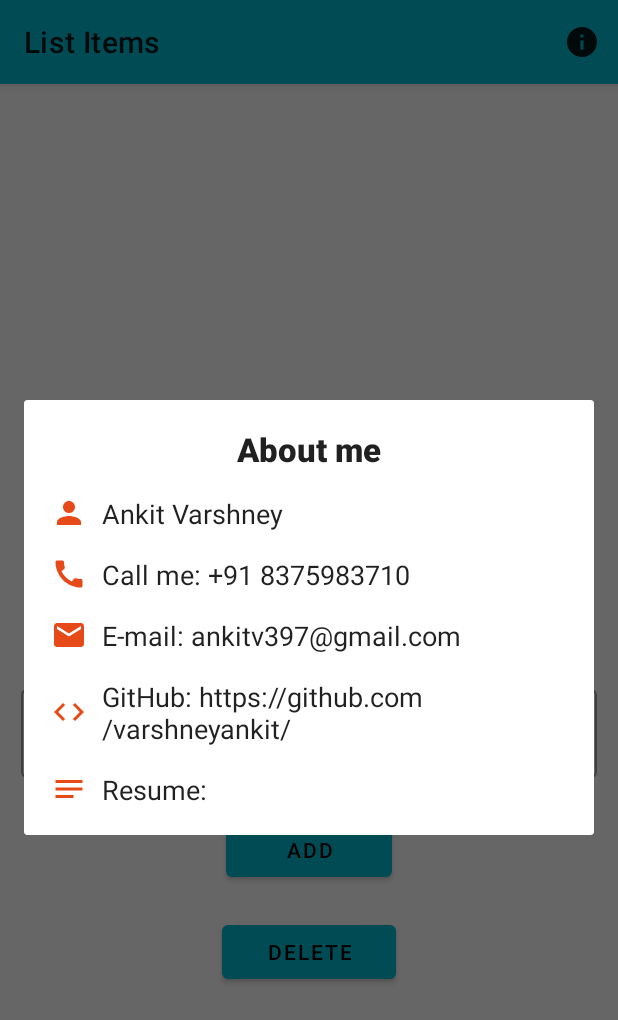
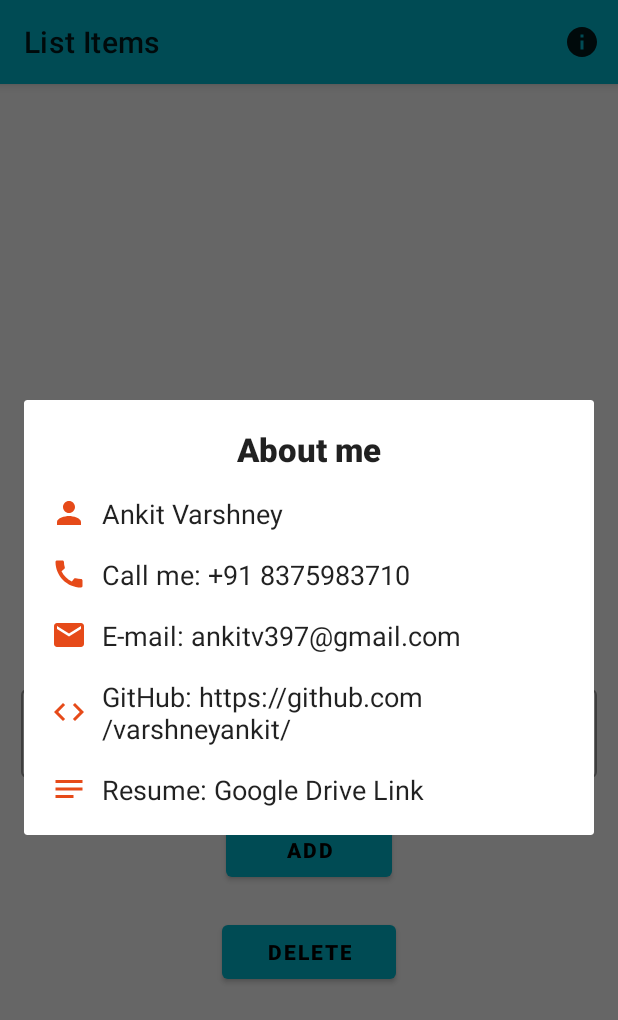
Before and after one commit to varshneyankit/PWTask_2, an Android app: the screen it shows after launch (MainActivity), after a tap on "About me", on a phone screen of 412 x 824 dp. Shown: the top 1020 px of the screen. Run offline under Robolectric (Android 15) with nearby library versions, the phone set to English and light mode, and no system bars.

Commit message:
Some minor UI changes.

```diff
--- a/app/src/main/java/com/example/pwtask2/MainActivity.java
+++ b/app/src/main/java/com/example/pwtask2/MainActivity.java
@@ -80,31 +80,22 @@ private SecondFragment secondFragment;
             intent.setData(Uri.parse(uri));
             startActivity(intent);
         });
-        email.setOnClickListener(new View.OnClickListener() {
-            @Override
-            public void onClick(View view) {
+        email.setOnClickListener(view -> {
             Intent intent = new Intent(Intent.ACTION_SENDTO);
             intent.setData(Uri.parse("mailto:ankitv397@gmail.com"));
             startActivity(Intent.createChooser(intent, "Send Email"));
-            }
         });
-        github.setOnClickListener(new View.OnClickListener() {
-            @Override
-            public void onClick(View view) {
+        github.setOnClickListener(view -> {
             String url = "https://github.com/varshneyankit/";
             Intent intent = new Intent(Intent.ACTION_VIEW);
             intent.setData(Uri.parse(url));
             startActivity(intent);
-            }
         });
-        resume.setOnClickListener(new View.OnClickListener() {
-            @Override
-            public void onClick(View view) {
-                String url = "https://github.com/varshneyankit/";
+        resume.setOnClickListener(view -> {
+            String url = "https://drive.google.com/file/d/1Bw39pvqG-ModIvUYLCqPyZZe-lMA6eVm/view?usp=sharing";
             Intent intent = new Intent(Intent.ACTION_VIEW);
             intent.setData(Uri.parse(url));
             startActivity(intent);
-            }
         });
         alertDialog.show();
     }
--- a/app/src/main/res/layout/about_me_layout.xml
+++ b/app/src/main/res/layout/about_me_layout.xml
@@ -1,5 +1,6 @@
 <?xml version="1.0" encoding="utf-8"?>
 <LinearLayout xmlns:android="http://schemas.android.com/apk/res/android"
+    xmlns:app="http://schemas.android.com/apk/res-auto"
     android:layout_width="match_parent"
     android:layout_height="wrap_content"
     android:layout_margin="10dp"
@@ -11,7 +12,7 @@
         android:layout_height="wrap_content"
         android:layout_gravity="center_horizontal"
         android:layout_margin="8dp"
-        android:text="About me"
+        android:text="@string/about_me_title"
         android:textAppearance="@style/TextAppearance.AppCompat.Title"
         android:textSize="22sp"
         android:textStyle="bold" />
@@ -20,57 +21,59 @@
         android:layout_width="wrap_content"
         android:layout_height="wrap_content"
         android:layout_margin="8dp"
-        android:drawableStart="@drawable/ic_baseline_person_24"
         android:drawablePadding="10dp"
-        android:drawableTint="@color/teal_700"
-        android:text="Ankit Varshney"
+        android:text="@string/about_me_name"
         android:textAppearance="@style/TextAppearance.AppCompat.Body1"
-        android:textSize="18sp" />
+        android:textSize="18sp"
+        app:drawableStartCompat="@drawable/ic_baseline_person_24"
+        app:drawableTint="@color/teal_700" />
 
     <TextView
         android:id="@+id/about_me_call"
         android:layout_width="wrap_content"
         android:layout_height="wrap_content"
         android:layout_margin="8dp"
-        android:drawableStart="@drawable/ic_baseline_call_24"
         android:drawablePadding="10dp"
-        android:drawableTint="@color/teal_700"
-        android:text="Call me: +91 8375983710"
+        android:text="@string/about_me_contact_no"
         android:textAppearance="@style/TextAppearance.AppCompat.Body1"
-        android:textSize="18sp" />
+        android:textSize="18sp"
+        app:drawableStartCompat="@drawable/ic_baseline_call_24"
+        app:drawableTint="@color/teal_700" />
 
     <TextView
         android:id="@+id/about_me_email"
         android:layout_width="wrap_content"
         android:layout_height="wrap_content"
         android:layout_margin="8dp"
-        android:drawableStart="@drawable/ic_baseline_email_24"
         android:drawablePadding="10dp"
-        android:drawableTint="@color/teal_700"
-        android:text="E-mail: ankitv397@gmail.com"
+        android:text="@string/about_me_email"
         android:textAppearance="@style/TextAppearance.AppCompat.Body1"
-        android:textSize="18sp" />
+        android:textSize="18sp"
+        app:drawableStartCompat="@drawable/ic_baseline_email_24"
+        app:drawableTint="@color/teal_700" />
 
     <TextView
         android:id="@+id/about_me_github"
         android:layout_width="wrap_content"
         android:layout_height="wrap_content"
         android:layout_margin="8dp"
-        android:drawableStart="@drawable/ic_baseline_code_24"
         android:drawablePadding="10dp"
-        android:drawableTint="@color/teal_700"
-        android:text="GitHub: https://github.com/varshneyankit/"
+        android:text="@string/about_me_github"
         android:textAppearance="@style/TextAppearance.AppCompat.Body1"
-        android:textSize="18sp" />
+        android:textSize="18sp"
+        app:drawableStartCompat="@drawable/ic_baseline_code_24"
+        app:drawableTint="@color/teal_700" />
+
     <TextView
         android:id="@+id/about_me_resume"
         android:layout_width="wrap_content"
         android:layout_height="wrap_content"
         android:layout_margin="8dp"
-        android:drawableStart="@drawable/ic_baseline_notes_24"
         android:drawablePadding="10dp"
-        android:drawableTint="@color/teal_700"
-        android:text="Resume: "
+        android:text="@string/about_me_resume"
         android:textAppearance="@style/TextAppearance.AppCompat.Body1"
-        android:textSize="18sp" />
+        android:textSize="18sp"
+        app:drawableStartCompat="@drawable/ic_baseline_notes_24"
+        app:drawableTint="@color/teal_700" />
+
 </LinearLayout>
--- a/app/src/main/res/layout/list_item_layout.xml
+++ b/app/src/main/res/layout/list_item_layout.xml
@@ -1,30 +1,25 @@
 <?xml version="1.0" encoding="utf-8"?>
-<LinearLayout xmlns:android="http://schemas.android.com/apk/res/android"
+<RelativeLayout xmlns:android="http://schemas.android.com/apk/res/android"
     xmlns:tools="http://schemas.android.com/tools"
-    xmlns:app="http://schemas.android.com/apk/res-auto"
-    android:layout_width="match_parent"
-    android:layout_height="wrap_content"
-    android:orientation="vertical">
-    <RelativeLayout
     android:layout_width="match_parent"
     android:layout_height="wrap_content">
+
         <CheckBox
             android:id="@+id/item_checkbox"
             android:layout_width="match_parent"
             android:layout_height="wrap_content"
-        tools:text="@tools:sample/first_names"
+            android:padding="10dp"
             android:textSize="16sp"
-        android:padding="10dp"/>
+            tools:text="@tools:sample/first_names" />
+
         <ImageView
             android:id="@+id/item_move_image"
             android:layout_width="wrap_content"
             android:layout_height="wrap_content"
+            android:layout_alignParentEnd="true"
+            android:layout_marginHorizontal="20dp"
             android:layout_marginVertical="12dp"
-        android:layout_marginHorizontal="20dp"
             android:src="@drawable/ic_baseline_dehaze_24"
-        android:layout_alignParentEnd="true"/>
-
+            android:contentDescription="@string/item_layout_image_description" />
 
 </RelativeLayout>
-
-</LinearLayout>
--- a/app/src/main/res/layout/second_fragment.xml
+++ b/app/src/main/res/layout/second_fragment.xml
@@ -1,11 +1,15 @@
 <?xml version="1.0" encoding="utf-8"?>
-<LinearLayout xmlns:android="http://schemas.android.com/apk/res/android"
+<ScrollView xmlns:android="http://schemas.android.com/apk/res/android"
     xmlns:app="http://schemas.android.com/apk/res-auto"
     xmlns:tools="http://schemas.android.com/tools"
     android:layout_width="match_parent"
+    android:layout_height="match_parent"
+    tools:context=".ui.main.SecondFragment">
+
+    <LinearLayout
+        android:layout_width="match_parent"
         android:layout_height="wrap_content"
-    android:orientation="vertical"
-    tools:context=".ui.main.SecondFragment">
+        android:orientation="vertical">
 
         <com.google.android.material.textfield.TextInputLayout
             android:id="@+id/textField"
@@ -13,7 +17,7 @@
             android:layout_width="match_parent"
             android:layout_height="wrap_content"
             android:layout_margin="10dp"
-        android:hint="Enter Text"
+            android:hint="@string/second_frag_edit_hint"
             android:padding="4dp"
             app:endIconMode="clear_text">
 
@@ -35,7 +39,8 @@
             android:layout_gravity="center_horizontal"
             android:layout_margin="10dp"
             android:paddingHorizontal="40dp"
-        android:text="Add" />
+            android:text="@string/second_frag_button_1"
+            android:textStyle="bold" />
 
         <Button
             android:id="@+id/delete_button"
@@ -44,5 +49,9 @@
             android:layout_gravity="center_horizontal"
             android:layout_margin="10dp"
             android:paddingHorizontal="30dp"
-        android:text="Delete" />
+            android:text="@string/second_frag_button_2"
+            android:textStyle="bold" />
+
     </LinearLayout>
+
+</ScrollView>
--- a/app/src/main/res/menu/main_menu.xml
+++ b/app/src/main/res/menu/main_menu.xml
@@ -4,6 +4,6 @@
     <item
         android:id="@+id/about_button"
         android:icon="@drawable/ic_baseline_info_24"
-        android:title="About me"
+        android:title="@string/about_me_title"
         app:showAsAction="always"/>
 </menu>
--- a/app/src/main/res/values/strings.xml
+++ b/app/src/main/res/values/strings.xml
@@ -1,3 +1,14 @@
 <resources>
     <string name="app_name">PhysicsWallah Task 2</string>
+    <string name="about_me_title">About me</string>
+    <string name="about_me_name">Ankit Varshney</string>
+    <string name="about_me_contact_no">Call me: +91 8375983710</string>
+    <string name="about_me_email">E-mail: ankitv397@gmail.com</string>
+    <string name="about_me_github">GitHub: https://github.com/varshneyankit/</string>
+    <string name="about_me_resume">Resume: Google Drive Link</string>
+    <string name="main_activity_title">Select one option from each facility</string>
+    <string name="item_layout_image_description">Hold to drag items</string>
+    <string name="second_frag_edit_hint">Enter Text</string>
+    <string name="second_frag_button_1">Add</string>
+    <string name="second_frag_button_2">Delete</string>
 </resources>
```
Lines whose indentation alone changed are shown as unchanged.
